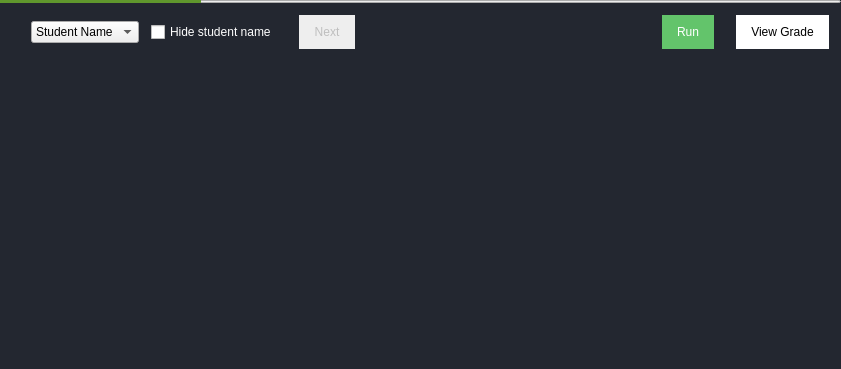
Before: the Qt Designer form TurboGrade/ui/gradesubmission.ui in wassgha/TurboGrade, drawn with Qt 5.
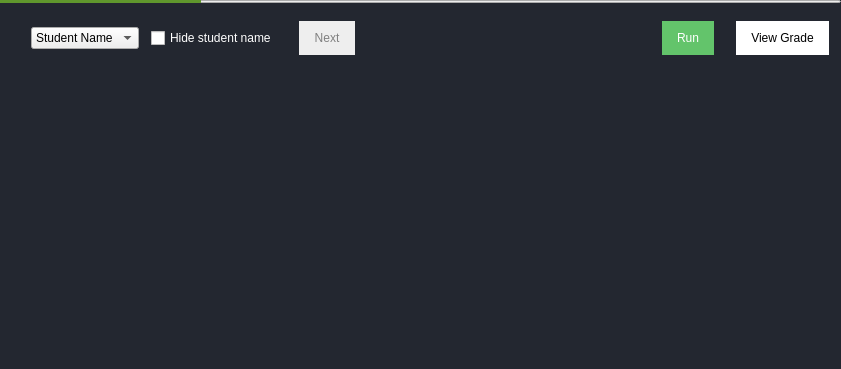
After: the same form once the commit is applied. Icons and pictures are not drawn. Custom widgets are drawn as their Qt base class.

Commit message: Next button fully works now

What changed in the file:
```diff
--- a/TurboGrade/ui/gradesubmission.ui
+++ b/TurboGrade/ui/gradesubmission.ui
@@ -35,12 +35,19 @@
 
 QPushButton#next::disabled {
 	background: #EEE;
+	color: gray;
 }
 
 QPushButton#run {
 	color: white;
 	background: #63c46b;
 }
+
+QPushButton#next {
+	background: #63c46b;
+	color: white;
+}
+
 QProgressBar#progressBar {
 color: white;
 max-height: 3px;
@@ -104,7 +111,7 @@
       <number>12</number>
      </property>
      <property name="topMargin">
-      <number>12</number>
+      <number>18</number>
      </property>
      <property name="rightMargin">
       <number>12</number>
```
Left out of the diff: 3 changed lines with no effect on the pictures. The commit also changes 10 other files.
